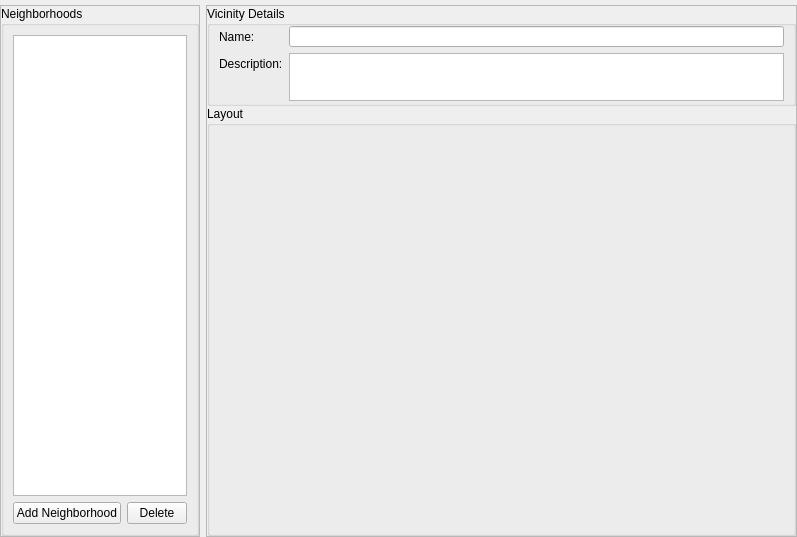
The window that src/ca_modeler/VicinityHandler/vicinity_handler_widget.ui (rff255/GenesisCA) describes before a commit, drawn with Qt 5.
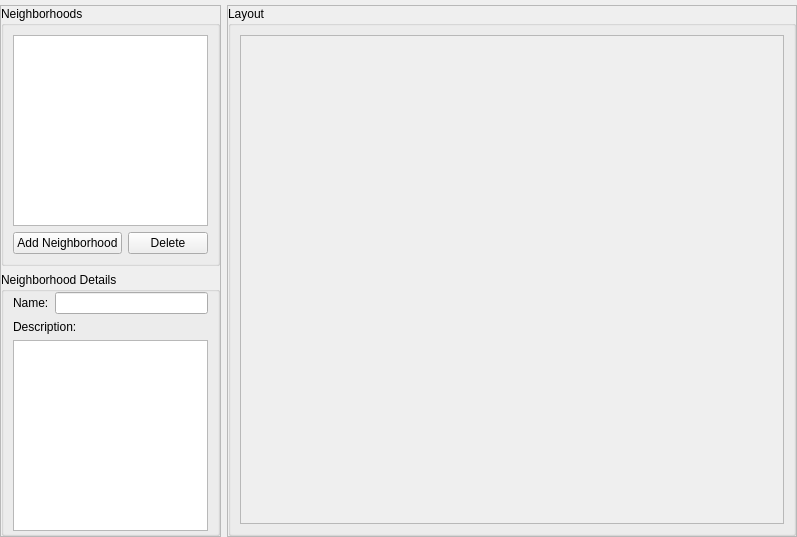
The same window after the commit.

Commit message:
[Improvement] Expand allowed neighborhood size (20x20 to 40x40)
- Use QScrollArea to avoid window size restraining neighborhood canvas
- Enhance highlight of central cell

```diff
--- a/src/ca_modeler/VicinityHandler/vicinity_handler_widget.ui
+++ b/src/ca_modeler/VicinityHandler/vicinity_handler_widget.ui
@@ -13,7 +13,7 @@
   <property name="windowTitle">
    <string>Form</string>
   </property>
-  <layout class="QGridLayout" name="gridLayout">
+  <layout class="QHBoxLayout" name="horizontalLayout_2" stretch="1,4">
    <property name="leftMargin">
     <number>0</number>
    </property>
@@ -26,18 +26,15 @@
    <property name="bottomMargin">
     <number>0</number>
    </property>
-   <item row="0" column="1">
-    <widget class="QFrame" name="fr_vicinitie_view">
+   <item>
+    <widget class="QFrame" name="fr_vicinities_items">
      <property name="frameShape">
       <enum>QFrame::StyledPanel</enum>
      </property>
      <property name="frameShadow">
       <enum>QFrame::Raised</enum>
      </property>
-     <layout class="QVBoxLayout" name="verticalLayout_6">
-      <property name="spacing">
-       <number>0</number>
-      </property>
+     <layout class="QVBoxLayout" name="verticalLayout">
       <property name="leftMargin">
        <number>0</number>
       </property>
@@ -50,22 +47,52 @@
       <property name="bottomMargin">
        <number>0</number>
       </property>
+      <item>
+       <widget class="QGroupBox" name="gb_neighborhoods">
+        <property name="title">
+         <string>Neighborhoods</string>
+        </property>
+        <layout class="QGridLayout" name="gridLayout_2">
+         <item row="0" column="0">
+          <widget class="QListWidget" name="lw_neighborhoods"/>
+         </item>
+         <item row="1" column="0">
+          <layout class="QHBoxLayout" name="horizontalLayout">
+           <item>
+            <widget class="QPushButton" name="pb_add_neighborhood">
+             <property name="sizePolicy">
+              <sizepolicy hsizetype="Minimum" vsizetype="Fixed">
+               <horstretch>0</horstretch>
+               <verstretch>0</verstretch>
+              </sizepolicy>
+             </property>
+             <property name="text">
+              <string>Add Neighborhood</string>
+             </property>
+            </widget>
+           </item>
+           <item>
+            <widget class="QPushButton" name="pb_delete_neighborhood">
+             <property name="sizePolicy">
+              <sizepolicy hsizetype="Fixed" vsizetype="Fixed">
+               <horstretch>0</horstretch>
+               <verstretch>0</verstretch>
+              </sizepolicy>
+             </property>
+             <property name="text">
+              <string>Delete</string>
+             </property>
+            </widget>
+           </item>
+          </layout>
+         </item>
+        </layout>
+       </widget>
+      </item>
       <item>
        <widget class="QGroupBox" name="gb_vicinity_details">
-        <property name="minimumSize">
-         <size>
-          <width>0</width>
-          <height>100</height>
-         </size>
-        </property>
-        <property name="maximumSize">
-         <size>
-          <width>16777215</width>
-          <height>100</height>
-         </size>
-        </property>
         <property name="title">
-         <string>Vicinity Details</string>
+         <string>Neighborhood Details</string>
         </property>
         <layout class="QGridLayout" name="gridLayout_13">
          <property name="topMargin">
@@ -74,71 +101,41 @@
          <property name="bottomMargin">
           <number>2</number>
          </property>
+         <item row="0" column="0">
+          <widget class="QLabel" name="lbl_name">
+           <property name="text">
+            <string>Name:</string>
+           </property>
+          </widget>
+         </item>
          <item row="0" column="1">
           <widget class="QLineEdit" name="txt_neighborhood_name"/>
          </item>
-         <item row="1" column="1" rowspan="2">
+         <item row="2" column="0" colspan="2">
           <widget class="QPlainTextEdit" name="txt_description"/>
          </item>
-         <item row="1" column="0">
+         <item row="1" column="0" colspan="2">
           <widget class="QLabel" name="lbl_description">
            <property name="text">
             <string>Description:</string>
            </property>
           </widget>
          </item>
-         <item row="0" column="0">
-          <widget class="QLabel" name="lbl_name">
-           <property name="text">
-            <string>Name:</string>
-           </property>
-          </widget>
-         </item>
-        </layout>
-       </widget>
-      </item>
-      <item>
-       <widget class="QGroupBox" name="gb_vicinity_layout">
-        <property name="minimumSize">
-         <size>
-          <width>200</width>
-          <height>0</height>
-         </size>
-        </property>
-        <property name="title">
-         <string>Layout</string>
-        </property>
-        <layout class="QGridLayout" name="gridLayout_17">
-         <item row="0" column="0">
-          <layout class="QGridLayout" name="grid_layout"/>
-         </item>
         </layout>
        </widget>
       </item>
      </layout>
     </widget>
    </item>
-   <item row="0" column="0">
-    <widget class="QFrame" name="fr_vicinities_items">
-     <property name="minimumSize">
-      <size>
-       <width>200</width>
-       <height>0</height>
-      </size>
-     </property>
-     <property name="maximumSize">
-      <size>
-       <width>200</width>
-       <height>16777215</height>
-      </size>
-     </property>
+   <item>
+    <widget class="QFrame" name="fr_vicinitie_view">
      <property name="frameShape">
       <enum>QFrame::StyledPanel</enum>
      </property>
      <property name="frameShadow">
       <enum>QFrame::Raised</enum>
      </property>
-     <layout class="QVBoxLayout" name="verticalLayout_5">
+     <layout class="QVBoxLayout" name="verticalLayout_6">
       <property name="spacing">
        <number>0</number>
       </property>
@@ -155,44 +152,49 @@
        <number>0</number>
       </property>
       <item>
-       <widget class="QGroupBox" name="gb_neighborhoods">
+       <widget class="QGroupBox" name="gb_vicinity_layout">
         <property name="title">
-         <string>Neighborhoods</string>
+         <string>Layout</string>
         </property>
-        <layout class="QGridLayout" name="gridLayout_12">
-         <item row="0" column="0" colspan="2">
-          <widget class="QListWidget" name="lw_neighborhoods"/>
-         </item>
-         <item row="1" column="0">
-          <widget class="QPushButton" name="pb_add_neighborhood">
-           <property name="sizePolicy">
-            <sizepolicy hsizetype="Minimum" vsizetype="Fixed">
-             <horstretch>0</horstretch>
-             <verstretch>0</verstretch>
-            </sizepolicy>
+        <layout class="QGridLayout" name="gridLayout_17">
+         <item row="0" column="0">
+          <widget class="QScrollArea" name="scroll_area">
+           <property name="widgetResizable">
+            <bool>true</bool>
            </property>
-           <property name="text">
-            <string>Add Neighborhood</string>
+           <property name="alignment">
+            <set>Qt::AlignCenter</set>
            </property>
-          </widget>
-         </item>
-         <item row="1" column="1">
-          <widget class="QPushButton" name="pb_delete_neighborhood">
-           <property name="sizePolicy">
-            <sizepolicy hsizetype="Fixed" vsizetype="Fixed">
-             <horstretch>0</horstretch>
-             <verstretch>0</verstretch>
-            </sizepolicy>
-           </property>
-           <property name="maximumSize">
-            <size>
-             <width>60</width>
-             <height>16777215</height>
-            </size>
-           </property>
-           <property name="text">
-            <string>Delete</string>
-           </property>
+           <widget class="QWidget" name="scrollAreaWidgetContents">
+            <property name="geometry">
+             <rect>
+              <x>0</x>
+              <y>0</y>
+              <width>565</width>
+              <height>495</height>
+             </rect>
+            </property>
+            <layout class="QGridLayout" name="grid_layout">
+             <property name="sizeConstraint">
+              <enum>QLayout::SetFixedSize</enum>
+             </property>
+             <property name="leftMargin">
+              <number>0</number>
+             </property>
+             <property name="topMargin">
+              <number>0</number>
+             </property>
+             <property name="rightMargin">
+              <number>0</number>
+             </property>
+             <property name="bottomMargin">
+              <number>0</number>
+             </property>
+             <property name="spacing">
+              <number>0</number>
+             </property>
+            </layout>
+           </widget>
           </widget>
          </item>
         </layout>
```
The commit also changes 2 other files.
